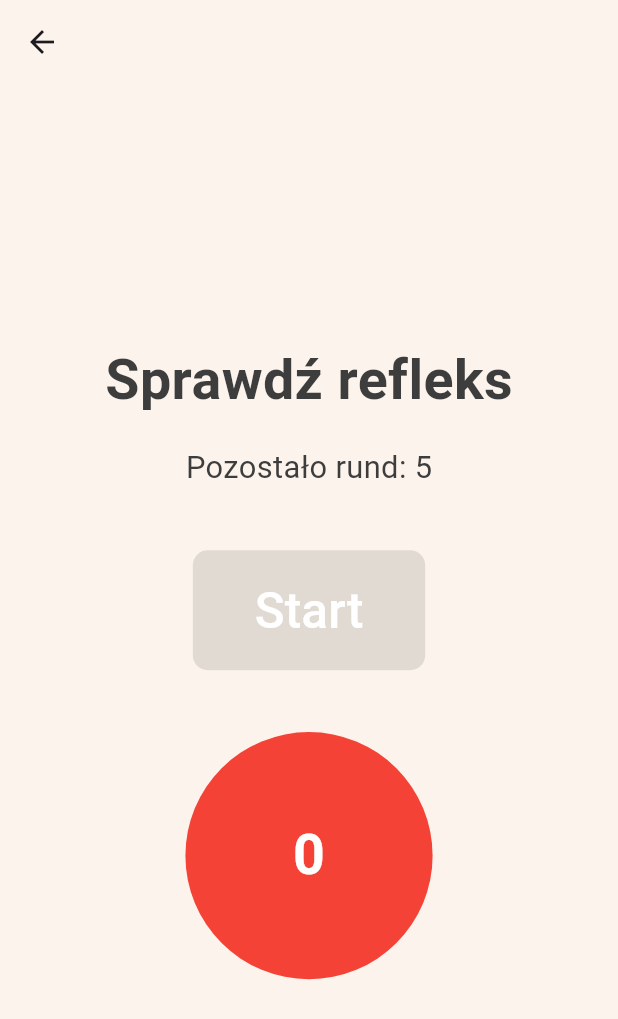
After one commit to agnieszkad268376/apka_mgr, a Flutter app: the ReflexCheckScreen screen opened directly, after a tap on "Start", on a phone screen of 412 x 824 dp. The commit adds this screen. Shown: the top 1019 px of the screen. Run offline on Flutter 3.47's test engine with Material 3 defaults, Android fonts, the phone set to English and light mode, and no system bars; our stand-ins replace shimmer.

Commit message:
relex check game

```diff
--- /dev/null
+++ b/lib/games/reflex_check/reflex_check.dart
@@ -0,0 +1,179 @@
+import 'dart:async';
+import 'dart:math';
+import 'package:flutter/material.dart';
+
+class ReflexCheckScreen extends StatefulWidget {
+  const ReflexCheckScreen({super.key});
+
+  @override
+  State<ReflexCheckScreen> createState() => _ReflexCheckScreenState();
+}
+
+class _ReflexCheckScreenState extends State<ReflexCheckScreen> {
+  Color buttonColor = Colors.red;
+  int score = 0;
+  int roundsLeft = 5;
+  bool gameRunning = false;
+  Timer? colorChangeTimer;
+  final Random random = Random();
+
+  void startGame() {
+    setState(() {
+      score = 0;
+      roundsLeft = 5;
+      gameRunning = true;
+      buttonColor = Colors.red;
+    });
+
+    _scheduleNextColorChange();
+  }
+
+  void _scheduleNextColorChange() {
+    if (!gameRunning || roundsLeft == 0) return;
+
+    int delay = random.nextInt(5) + 3;
+    colorChangeTimer = Timer(Duration(seconds: delay), () {
+      setState(() {
+        if (buttonColor == Colors.red) {
+          buttonColor = Colors.green;
+        } else {
+          buttonColor = Colors.red;
+          roundsLeft--;
+
+          if (roundsLeft == 0) {
+            gameRunning = false;
+            _showGameOverDialog();
+            return;
+          }
+        }
+      });
+
+      if (gameRunning) {
+        _scheduleNextColorChange();
+      }
+    });
+  }
+
+  void _showGameOverDialog() {
+    showDialog(
+      context: context,
+      builder: (context) => AlertDialog(
+        title: const Text('Koniec gry!'),
+        content: Text('Twój wynik to: $score'),
+        actions: [
+          TextButton(
+            onPressed: () {
+              Navigator.of(context).pop();
+              Navigator.of(context).pop();
+            },
+            child: const Text('OK'),
+          ),
+        ],
+      ),
+    );
+  }
+
+  @override
+  void dispose() {
+    colorChangeTimer?.cancel();
+    super.dispose();
+  }
+
+  @override
+  Widget build(BuildContext context) {
+    final screenSize = MediaQuery.of(context).size;
+    double fontSize1 = screenSize.width * 0.09;
+    double fontSize2 = screenSize.width * 0.08;
+    double fontSize3 = screenSize.width * 0.05;
+
+    return Scaffold(
+      backgroundColor: const Color(0xFFFCF4EC),
+      appBar: AppBar(
+        backgroundColor: const Color(0xFFFCF4EC),
+        centerTitle: true,
+        elevation: 0,
+      ),
+      body: Center(
+        child: Column(
+          mainAxisAlignment: MainAxisAlignment.center,
+          children: [
+            Text(
+              'Sprawdź refleks',
+              style: TextStyle(
+                fontSize: fontSize1,
+                color: const Color(0xFF3D3D3D),
+                fontWeight: FontWeight.bold,
+              ),
+            ),
+            SizedBox(height: screenSize.height * 0.02),
+            Text(
+              gameRunning
+                  ? 'Pozostało rund: $roundsLeft'
+                  : 'Naciśnij Start, aby zacząć',
+              style: TextStyle(
+                fontSize: fontSize3,
+                color: const Color(0xFF3D3D3D),
+              ),
+            ),
+            SizedBox(height: screenSize.height * 0.05),
+            ElevatedButton(
+              onPressed: gameRunning ? null : startGame,
+              style: ElevatedButton.styleFrom(
+                backgroundColor: const Color(0xFF98B6EC),
+                padding: EdgeInsets.symmetric(
+                  horizontal: screenSize.width * 0.1,
+                  vertical: screenSize.height * 0.02,
+                ),
+                shape: RoundedRectangleBorder(
+                  borderRadius: BorderRadius.circular(10),
+                ),
+              ),
+              child: Text(
+                'Start',
+                style: TextStyle(fontSize: fontSize2, color: Colors.white),
+              ),
+            ),
+            SizedBox(height: screenSize.height * 0.05),
+            GestureDetector(
+              onTap: () {
+                if (gameRunning && buttonColor == Colors.green) {
+                  setState(() {
+                    score++;
+                    buttonColor = Colors.red;
+                    roundsLeft--;
+
+                    if (roundsLeft == 0) {
+                      gameRunning = false;
+                      _showGameOverDialog();
+                      return;
+                    }
+
+                    _scheduleNextColorChange();
+                  });
+                }
+              },
+              child: Container(
+                width: screenSize.width * 0.4,
+                height: screenSize.width * 0.4,
+                decoration: BoxDecoration(
+                  color: buttonColor,
+                  shape: BoxShape.circle,
+                ),
+                child: Center(
+                  child: Text(
+                    '$score',
+                    style: TextStyle(
+                      fontSize: fontSize1,
+                      color: Colors.white,
+                      fontWeight: FontWeight.bold,
+                    ),
+                  ),
+                ),
+              ),
+            ),
+          ],
+        ),
+      ),
+    );
+  }
+}
--- a/lib/patient/choose_game_screen.dart
+++ b/lib/patient/choose_game_screen.dart
@@ -1,5 +1,6 @@
 import 'package:apka_mgr/games/build_a_word/start_screen_build_a_word.dart';
 import 'package:apka_mgr/games/catch_a_ball/start_screen_catch_a_ball.dart';
+import 'package:apka_mgr/games/reflex_check/stert_screen_reflex_check.dart';
 import 'package:apka_mgr/games/whack_a_mol/start_screen_whack_a_mole.dart';
 import 'package:flutter/material.dart';
 
@@ -77,11 +78,11 @@ class ChooseGameScreen extends StatelessWidget {
                 SizedBox(
                   width: screenSize.width * 0.45,
                   child: IconButton(
-                  icon: Image.asset('images/whack_a_mole.png'),
+                  icon: Icon(Icons.lock_clock, size: screenSize.width*0.3,),
                   onPressed: () {
                     Navigator.push(
                       context,
-                      MaterialPageRoute(builder: (context) => const StartScreenWhackAMole()),
+                      MaterialPageRoute(builder: (context) => const StartScreenReflexCheck()),
                     );
                   },
                 ),
```
Also changed, not shown: lib/games/reflex_check/stert_screen_reflex_check.dart (renamed from lib/games/build_a_word/start_screen_build_a_word.dart, +37 -41 lines).
